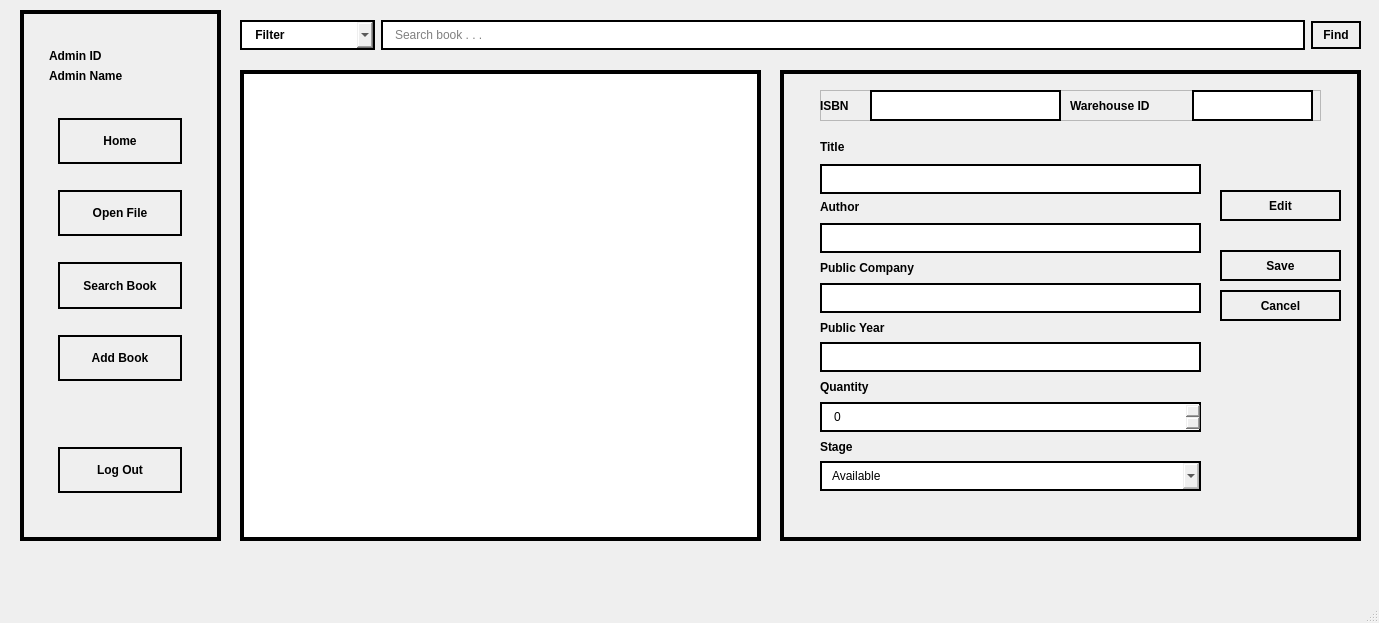
This is ui/designer-files/mainwindow.ui in viciousircle/FINAL-huhuh as Qt 5 draws it before an edit. The edited form follows.
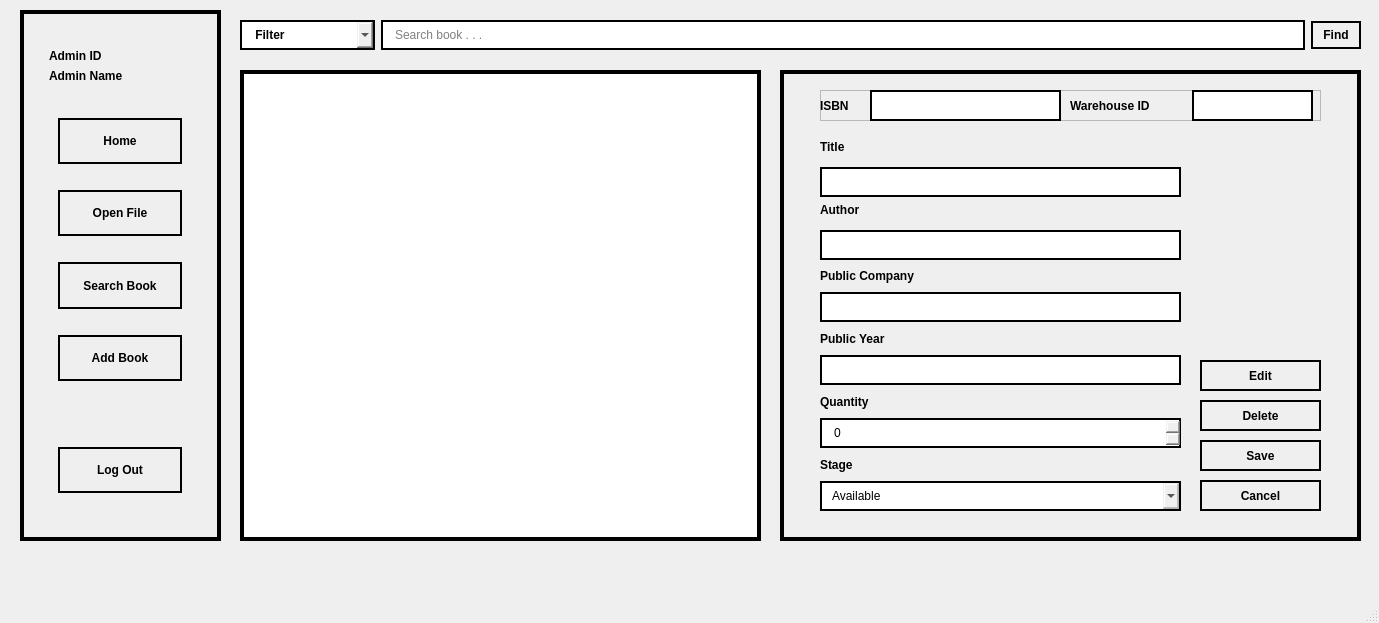
This is the edited form. The open tabs and pages were chosen to show the change.

Commit message: Ok for delete, save btn :+1:

```diff
--- a/ui/designer-files/mainwindow.ui
+++ b/ui/designer-files/mainwindow.ui
@@ -883,8 +883,8 @@
         <rect>
          <x>40</x>
          <y>70</y>
-         <width>381</width>
-         <height>351</height>
+         <width>361</width>
+         <height>371</height>
         </rect>
        </property>
        <layout class="QVBoxLayout" name="verticalLayout_9">
@@ -1074,8 +1074,8 @@
       <widget class="QPushButton" name="edit_btn">
        <property name="geometry">
         <rect>
-         <x>440</x>
-         <y>120</y>
+         <x>420</x>
+         <y>290</y>
          <width>121</width>
          <height>31</height>
         </rect>
@@ -1110,140 +1110,6 @@
         <string>Edit</string>
        </property>
       </widget>
-      <widget class="QStackedWidget" name="edit_stackedWidget">
-       <property name="geometry">
-        <rect>
-         <x>420</x>
-         <y>160</y>
-         <width>151</width>
-         <height>101</height>
-        </rect>
-       </property>
-       <property name="currentIndex">
-        <number>0</number>
-       </property>
-       <widget class="QWidget" name="delete_page">
-        <widget class="QPushButton" name="delete_btn">
-         <property name="geometry">
-          <rect>
-           <x>20</x>
-           <y>20</y>
-           <width>121</width>
-           <height>31</height>
-          </rect>
-         </property>
-         <property name="font">
-          <font>
-           <bold>true</bold>
-          </font>
-         </property>
-         <property name="styleSheet">
-          <string notr="true">QPushButton{
-	border: 2px solid black;
-	color: rgb(0, 0, 0);
-	padding: 5 10px 5 10px ;
-}
-QPushButton:hover{
-	border: 2px solid #560bad;
-	color: #560bad;
-	padding: 0 10px 0 10px ;
-}
-QPushButton::after{
-	border: 2px solid grey;
-color: grey;
-padding: 0 10px 0 10px ;
-
-}
-
-
-</string>
-         </property>
-         <property name="text">
-          <string>Delete</string>
-         </property>
-        </widget>
-       </widget>
-       <widget class="QWidget" name="save_page">
-        <widget class="QPushButton" name="save_btn">
-         <property name="geometry">
-          <rect>
-           <x>20</x>
-           <y>20</y>
-           <width>121</width>
-           <height>31</height>
-          </rect>
-         </property>
-         <property name="font">
-          <font>
-           <bold>true</bold>
-          </font>
-         </property>
-         <property name="styleSheet">
-          <string notr="true">QPushButton{
-	border: 2px solid black;
-	color: rgb(0, 0, 0);
-	padding: 5 10px 5 10px ;
-}
-QPushButton:hover{
-	border: 2px solid #560bad;
-	color: #560bad;
-	padding: 0 10px 0 10px ;
-}
-QPushButton::after{
-	border: 2px solid grey;
-color: grey;
-padding: 0 10px 0 10px ;
-
-}
-
-
-</string>
-         </property>
-         <property name="text">
-          <string>Save</string>
-         </property>
-        </widget>
-        <widget class="QPushButton" name="cancel_btn">
-         <property name="geometry">
-          <rect>
-           <x>20</x>
-           <y>60</y>
-           <width>121</width>
-           <height>31</height>
-          </rect>
-         </property>
-         <property name="font">
-          <font>
-           <bold>true</bold>
-          </font>
-         </property>
-         <property name="styleSheet">
-          <string notr="true">QPushButton{
-	border: 2px solid black;
-	color: rgb(0, 0, 0);
-	padding: 5 10px 5 10px ;
-}
-QPushButton:hover{
-	border: 2px solid #560bad;
-	color: #560bad;
-	padding: 0 10px 0 10px ;
-}
-QPushButton::after{
-	border: 2px solid grey;
-color: grey;
-padding: 0 10px 0 10px ;
-
-}
-
-
-</string>
-         </property>
-         <property name="text">
-          <string>Cancel</string>
-         </property>
-        </widget>
-       </widget>
-      </widget>
       <widget class="QFrame" name="frame_2">
        <property name="geometry">
         <rect>
@@ -1340,10 +1206,132 @@
         </property>
        </widget>
       </widget>
-      <zorder>edit_stackedWidget</zorder>
-      <zorder>verticalLayoutWidget_12</zorder>
-      <zorder>edit_btn</zorder>
-      <zorder>frame_2</zorder>
+      <widget class="QPushButton" name="delete_btn">
+       <property name="geometry">
+        <rect>
+         <x>420</x>
+         <y>330</y>
+         <width>121</width>
+         <height>31</height>
+        </rect>
+       </property>
+       <property name="font">
+        <font>
+         <bold>true</bold>
+        </font>
+       </property>
+       <property name="styleSheet">
+        <string notr="true">QPushButton{
+	border: 2px solid black;
+	color: rgb(0, 0, 0);
+	padding: 5 10px 5 10px ;
+}
+QPushButton:hover{
+	border: 2px solid #560bad;
+	color: #560bad;
+	padding: 0 10px 0 10px ;
+}
+QPushButton::after{
+	border: 2px solid grey;
+color: grey;
+padding: 0 10px 0 10px ;
+
+}
+
+
+</string>
+       </property>
+       <property name="text">
+        <string>Delete</string>
+       </property>
+       <property name="autoDefault">
+        <bool>false</bool>
+       </property>
+      </widget>
+      <widget class="QPushButton" name="save_btn">
+       <property name="geometry">
+        <rect>
+         <x>420</x>
+         <y>370</y>
+         <width>121</width>
+         <height>31</height>
+        </rect>
+       </property>
+       <property name="font">
+        <font>
+         <bold>true</bold>
+        </font>
+       </property>
+       <property name="styleSheet">
+        <string notr="true">QPushButton{
+	border: 2px solid black;
+	color: rgb(0, 0, 0);
+	padding: 5 10px 5 10px ;
+}
+QPushButton:hover{
+	border: 2px solid #560bad;
+	color: #560bad;
+	padding: 0 10px 0 10px ;
+}
+QPushButton::after{
+	border: 2px solid grey;
+color: grey;
+padding: 0 10px 0 10px ;
+
+}
+
+
+</string>
+       </property>
+       <property name="text">
+        <string>Save</string>
+       </property>
+       <property name="autoDefault">
+        <bool>false</bool>
+       </property>
+      </widget>
+      <widget class="QPushButton" name="cancel_btn">
+       <property name="geometry">
+        <rect>
+         <x>420</x>
+         <y>410</y>
+         <width>121</width>
+         <height>31</height>
+        </rect>
+       </property>
+       <property name="font">
+        <font>
+         <bold>true</bold>
+        </font>
+       </property>
+       <property name="styleSheet">
+        <string notr="true">QPushButton{
+	border: 2px solid black;
+	color: rgb(0, 0, 0);
+	padding: 5 10px 5 10px ;
+}
+QPushButton:hover{
+	border: 2px solid #560bad;
+	color: #560bad;
+	padding: 0 10px 0 10px ;
+}
+QPushButton::after{
+	border: 2px solid grey;
+color: grey;
+padding: 0 10px 0 10px ;
+
+}
+
+
+</string>
+       </property>
+       <property name="text">
+        <string>Cancel</string>
+       </property>
+       <property name="autoDefault">
+        <bool>false</bool>
+       </property>
+      </widget>
      </widget>
     </widget>
    </widget>
```
Left out of the diff: 2 changed lines with no effect on the pictures. The commit also changes 6 other files.
